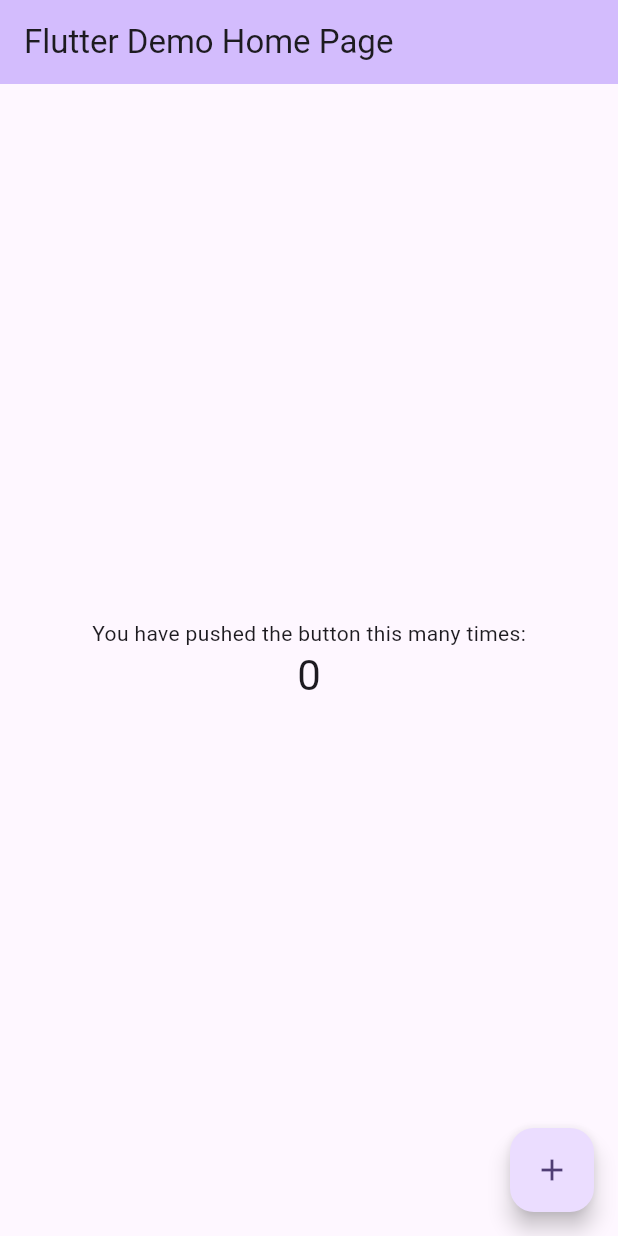
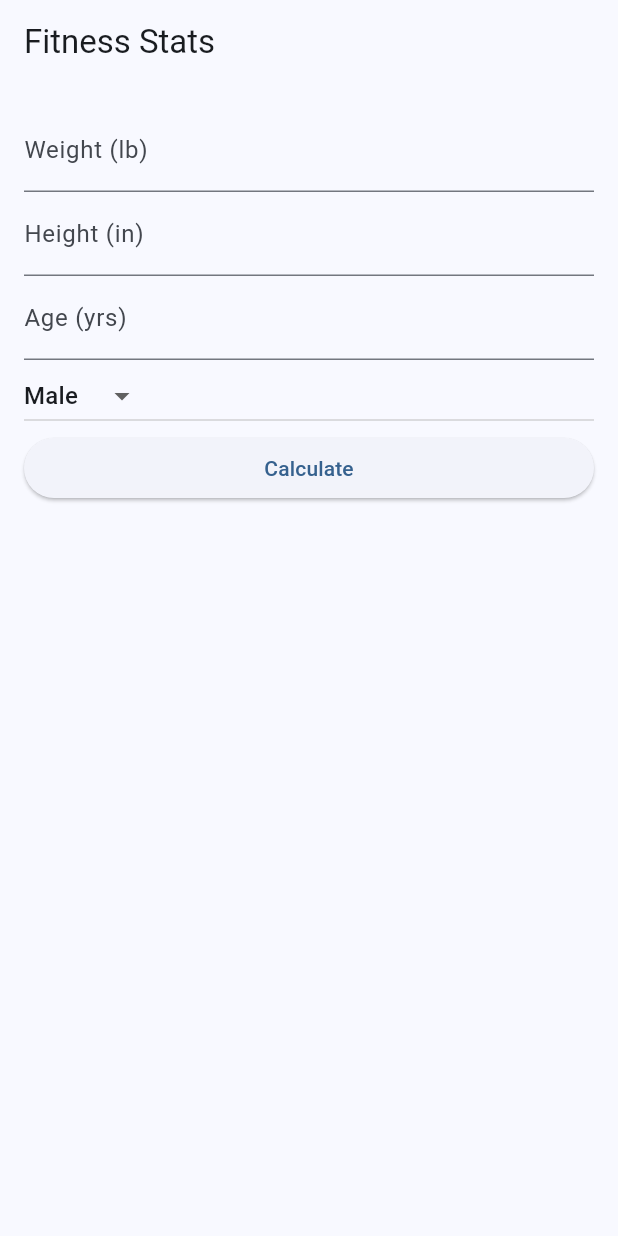
Before and after one commit to jerryttuyan/fait, a Flutter app: the screen it shows after launch, on a phone screen of 412 x 824 dp. Run offline on Flutter 3.47's test engine with Material 3 defaults, Android fonts, the phone set to English and light mode, and no system bars.

Commit message:
Add BMI and RMR screen with initial integration into main.dart

```diff
--- /dev/null
+++ b/lib/bmi_rmr_page.dart
@@ -0,0 +1,63 @@
+import 'package:flutter/material.dart';
+import 'calculators.dart';
+
+class BmiRmrPage extends StatefulWidget {
+  const BmiRmrPage({super.key});
+  @override
+  State<BmiRmrPage> createState() => _BmiRmrPageState();
+}
+
+class _BmiRmrPageState extends State<BmiRmrPage> {
+  final _weightCtrl = TextEditingController();
+  final _heightCtrl = TextEditingController();
+  final _ageCtrl    = TextEditingController();
+  Gender _gender = Gender.male;
+
+  double? _bmi, _rmr;
+
+  @override
+  Widget build(BuildContext context) {
+    return Scaffold(
+      appBar: AppBar(title: const Text('Fitness Stats')),
+      body: Padding(
+        padding: const EdgeInsets.all(16),
+        child: ListView(
+          children: [
+            _numField('Weight (lb)', _weightCtrl),
+            _numField('Height (in)', _heightCtrl),
+            _numField('Age (yrs)',  _ageCtrl),
+            DropdownButton<Gender>(
+              value: _gender,
+              items: const [
+                DropdownMenuItem(value: Gender.male,   child: Text('Male')),
+                DropdownMenuItem(value: Gender.female, child: Text('Female')),
+              ],
+              onChanged: (g) => setState(() => _gender = g!),
+            ),
+            ElevatedButton(
+              onPressed: _calculate,
+              child: const Text('Calculate'),
+            ),
+            if (_bmi != null) Text('BMI: ${_bmi!.toStringAsFixed(1)}'),
+            if (_rmr != null) Text('RMR: ${_rmr!.round()} kcal/day'),
+          ],
+        ),
+      ),
+    );
+  }
+
+  Widget _numField(String label, TextEditingController c) =>
+      TextField(controller: c, decoration: InputDecoration(labelText: label), keyboardType: TextInputType.number);
+
+  void _calculate() {
+    final w = double.tryParse(_weightCtrl.text);
+    final h = double.tryParse(_heightCtrl.text);
+    final a = int.tryParse(_ageCtrl.text);
+    if (w == null || h == null || a == null) return;
+
+    setState(() {
+      _bmi = bmi(lb: w, inches: h);
+      _rmr = rmr(lb: w, inches: h, age: a, gender: _gender);
+    });
+  }
+}
--- /dev/null
+++ b/lib/calculators.dart
@@ -0,0 +1,21 @@
+import 'dart:math';
+
+/// BMI using imperial units
+double bmi({required double lb, required double inches}) =>
+    703 * lb / pow(inches, 2);
+
+/// Harris–Benedict Resting Metabolic Rate
+double rmr({
+  required double lb,
+  required double inches,
+  required int age,
+  required Gender gender,
+}) {
+  if (gender == Gender.male) {
+    return (4.38 * lb) + (14.55 * inches) - (5.08 * age) + 260;
+  } else {
+    return (3.35 * lb) + (15.42 * inches) - (2.31 * age) + 43;
+  }
+}
+
+enum Gender { male, female }
--- a/lib/main.dart
+++ b/lib/main.dart
@@ -1,122 +1,20 @@
 import 'package:flutter/material.dart';
+import 'bmi_rmr_page.dart';
 
-void main() {
-  runApp(const MyApp());
-}
+void main() => runApp(const MyApp());
 
 class MyApp extends StatelessWidget {
   const MyApp({super.key});
 
-  // This widget is the root of your application.
   @override
   Widget build(BuildContext context) {
     return MaterialApp(
-      title: 'Flutter Demo',
+      title: 'Fitness App',
       theme: ThemeData(
-        // This is the theme of your application.
-        //
-        // TRY THIS: Try running your application with "flutter run". You'll see
-        // the application has a purple toolbar. Then, without quitting the app,
-        // try changing the seedColor in the colorScheme below to Colors.green
-        // and then invoke "hot reload" (save your changes or press the "hot
-        // reload" button in a Flutter-supported IDE, or press "r" if you used
-        // the command line to start the app).
-        //
-        // Notice that the counter didn't reset back to zero; the application
-        // state is not lost during the reload. To reset the state, use hot
-        // restart instead.
-        //
-        // This works for code too, not just values: Most code changes can be
-        // tested with just a hot reload.
-        colorScheme: ColorScheme.fromSeed(seedColor: Colors.deepPurple),
+        useMaterial3: true,
+        colorSchemeSeed: Colors.blue,
       ),
-      home: const MyHomePage(title: 'Flutter Demo Home Page'),
+      home: const BmiRmrPage(),
     );
   }
 }
-
-class MyHomePage extends StatefulWidget {
-  const MyHomePage({super.key, required this.title});
-
-  // This widget is the home page of your application. It is stateful, meaning
-  // that it has a State object (defined below) that contains fields that affect
-  // how it looks.
-
-  // This class is the configuration for the state. It holds the values (in this
-  // case the title) provided by the parent (in this case the App widget) and
-  // used by the build method of the State. Fields in a Widget subclass are
-  // always marked "final".
-
-  final String title;
-
-  @override
-  State<MyHomePage> createState() => _MyHomePageState();
-}
-
-class _MyHomePageState extends State<MyHomePage> {
-  int _counter = 0;
-
-  void _incrementCounter() {
-    setState(() {
-      // This call to setState tells the Flutter framework that something has
-      // changed in this State, which causes it to rerun the build method below
-      // so that the display can reflect the updated values. If we changed
-      // _counter without calling setState(), then the build method would not be
-      // called again, and so nothing would appear to happen.
-      _counter++;
-    });
-  }
-
-  @override
-  Widget build(BuildContext context) {
-    // This method is rerun every time setState is called, for instance as done
-    // by the _incrementCounter method above.
-    //
-    // The Flutter framework has been optimized to make rerunning build methods
-    // fast, so that you can just rebuild anything that needs updating rather
-    // than having to individually change instances of widgets.
-    return Scaffold(
-      appBar: AppBar(
-        // TRY THIS: Try changing the color here to a specific color (to
-        // Colors.amber, perhaps?) and trigger a hot reload to see the AppBar
-        // change color while the other colors stay the same.
-        backgroundColor: Theme.of(context).colorScheme.inversePrimary,
-        // Here we take the value from the MyHomePage object that was created by
-        // the App.build method, and use it to set our appbar title.
-        title: Text(widget.title),
-      ),
-      body: Center(
-        // Center is a layout widget. It takes a single child and positions it
-        // in the middle of the parent.
-        child: Column(
-          // Column is also a layout widget. It takes a list of children and
-          // arranges them vertically. By default, it sizes itself to fit its
-          // children horizontally, and tries to be as tall as its parent.
-          //
-          // Column has various properties to control how it sizes itself and
-          // how it positions its children. Here we use mainAxisAlignment to
-          // center the children vertically; the main axis here is the vertical
-          // axis because Columns are vertical (the cross axis would be
-          // horizontal).
-          //
-          // TRY THIS: Invoke "debug painting" (choose the "Toggle Debug Paint"
-          // action in the IDE, or press "p" in the console), to see the
-          // wireframe for each widget.
-          mainAxisAlignment: MainAxisAlignment.center,
-          children: <Widget>[
-            const Text('You have pushed the button this many times:'),
-            Text(
-              '$_counter',
-              style: Theme.of(context).textTheme.headlineMedium,
-            ),
-          ],
-        ),
-      ),
-      floatingActionButton: FloatingActionButton(
-        onPressed: _incrementCounter,
-        tooltip: 'Increment',
-        child: const Icon(Icons.add),
-      ), // This trailing comma makes auto-formatting nicer for build methods.
-    );
-  }
-}
```
Also changed, not shown: 6 other files.
